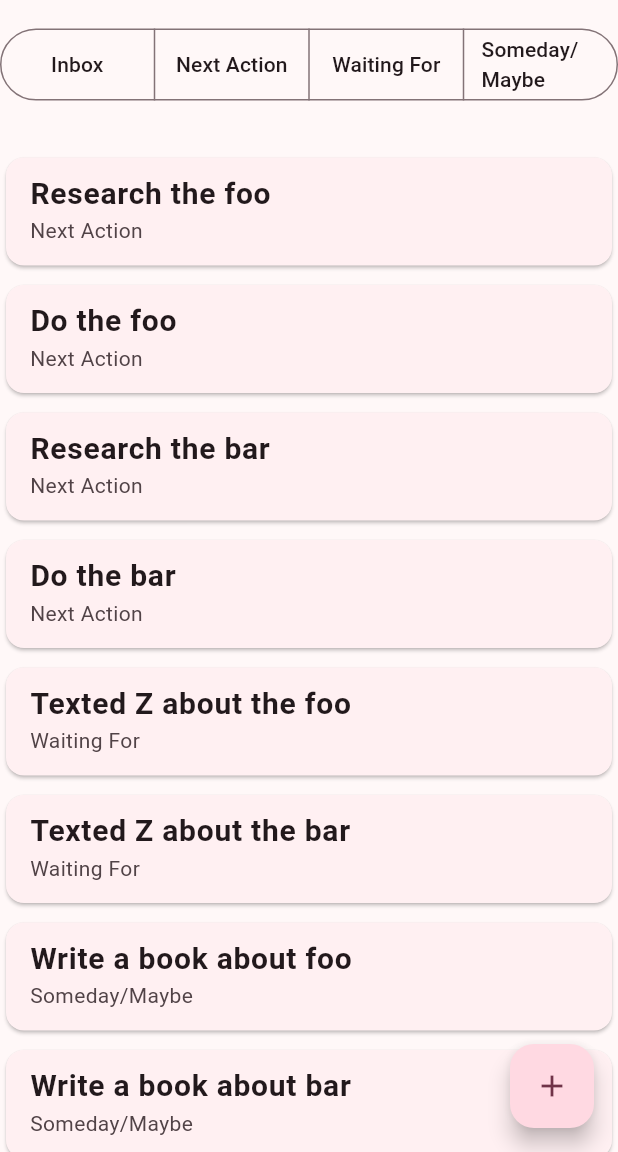
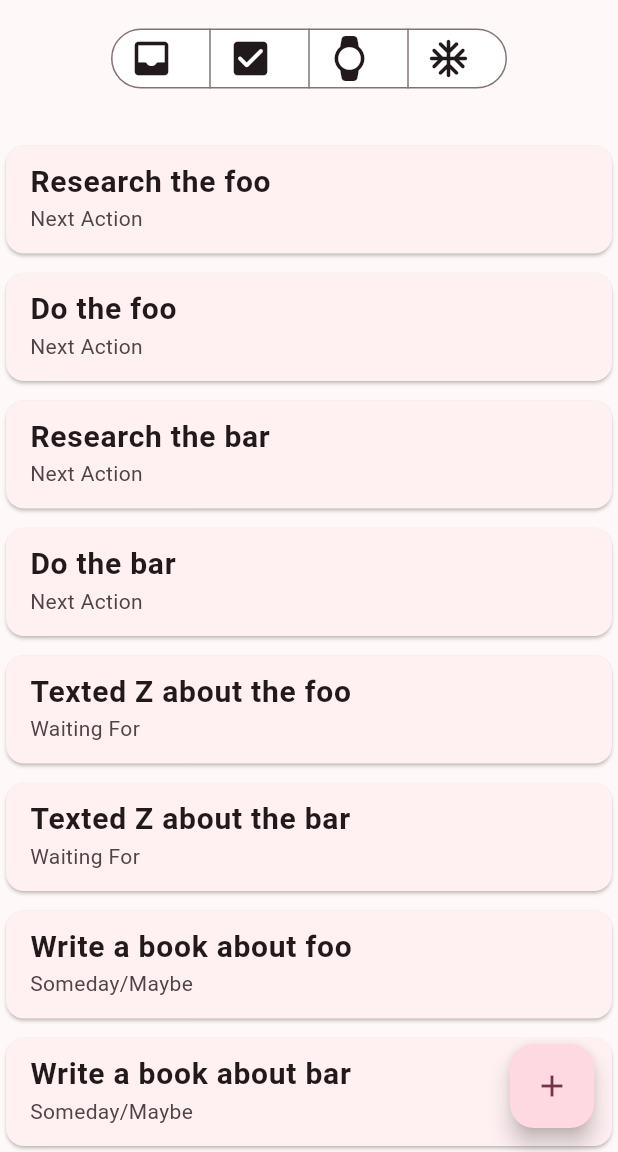
Before and after one commit to KyleBarton/task_manager, a Flutter app: the screen it shows after launch, on a phone screen of 412 x 824 dp, the part 84-1236 px from its top. Run offline on Flutter 3.47's test engine with Material 3 defaults, Android fonts, the phone set to English and light mode, and no system bars.

Commit message:
Styling tasks as best I can. Time for refactoring and project work.

```diff
--- a/lib/main.dart
+++ b/lib/main.dart
@@ -63,7 +63,7 @@ class _MyHomePageState extends State<MyHomePage> {
         .toList();
   }
 
-  final Map<TaskStatus, IconData> statusIcons = {
+  final Map<TaskStatus, IconData> _statusIcons = {
     TaskStatus.inbox: Icons.inbox_rounded,
     TaskStatus.nextAction: Icons.check_box_rounded,
     TaskStatus.waitingFor: Icons.watch_rounded,
@@ -181,9 +181,9 @@ class _MyHomePageState extends State<MyHomePage> {
 
   @override
   Widget build(BuildContext context) {
-    var titleRowIcons = _activeStatuses.map((status) => statusIcons[status]).where((s) => s != null).toList();
+    var titleRowIcons = _activeStatuses.map((status) => _statusIcons[status]).where((s) => s != null).toList();
     if (_activeStatuses.isEmpty) {
-      titleRowIcons = statusIcons.values.toList();
+      titleRowIcons = _statusIcons.values.toList();
     }
 
     var pageTitle = _projectName ?? "All Tasks";
@@ -203,32 +203,39 @@ class _MyHomePageState extends State<MyHomePage> {
         children: [
           SizedBox(height: 15),
           SegmentedButton<TaskStatus>(
+            style: SegmentedButton.styleFrom(
+              animationDuration: Duration(seconds: 1),
+              backgroundColor: Colors.white,
+              selectedBackgroundColor: Colors.amber,
+              iconSize: 30.0,
+              padding: EdgeInsetsGeometry.only(left: 10.0),
+            ),
             onSelectionChanged: (Set<TaskStatus> newSelection) {
               setState(() {
                 _activeStatuses = newSelection;
               });
             },
+            showSelectedIcon: false,
             segments: [
-              // TODO gotta figure out how to make this look better
               ButtonSegment(
                 value: TaskStatus.inbox,
-                label: Text(TaskStatus.inbox.toString()),
-                // icon: Icon(statusIcons[TaskStatus.inbox]),
+                label: Text(""),
+                icon: Icon(_statusIcons[TaskStatus.inbox]),
               ),
               ButtonSegment(
                 value: TaskStatus.nextAction,
-                label: Text(TaskStatus.nextAction.toString()),
-                // icon: Icon(statusIcons[TaskStatus.nextAction]),
+                label: Text(""),
+                icon: Icon(_statusIcons[TaskStatus.nextAction]),
               ),
               ButtonSegment(
                 value: TaskStatus.waitingFor,
-                label: Text(TaskStatus.waitingFor.toString()),
-                // icon: Icon(statusIcons[TaskStatus.waitingFor]),
+                label: Text(""),
+                icon: Icon(_statusIcons[TaskStatus.waitingFor]),
               ),
               ButtonSegment(
                 value: TaskStatus.somedayMaybe,
-                label: Text(TaskStatus.somedayMaybe.toString()),
-                // icon: Icon(statusIcons[TaskStatus.somedayMaybe]),
+                label: Text(""),
+                icon: Icon(_statusIcons[TaskStatus.somedayMaybe]),
               ),
             ],
             selected: _activeStatuses,
```
Also changed, not shown: lib/task_item_page.dart (+24 -4 lines).
